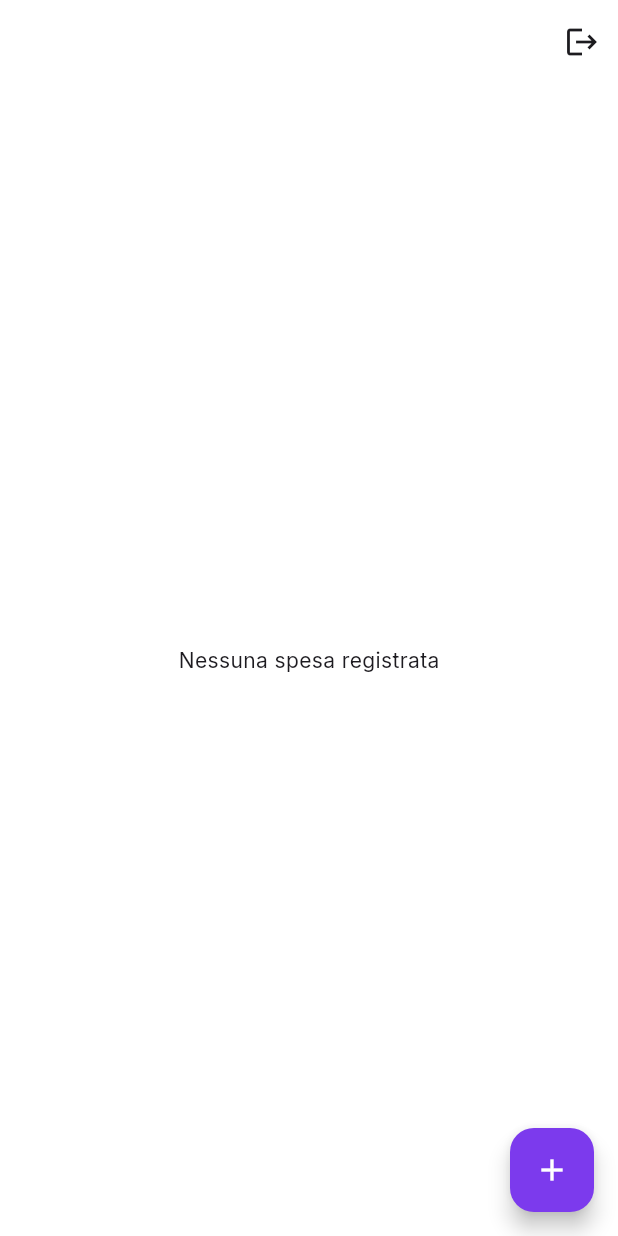
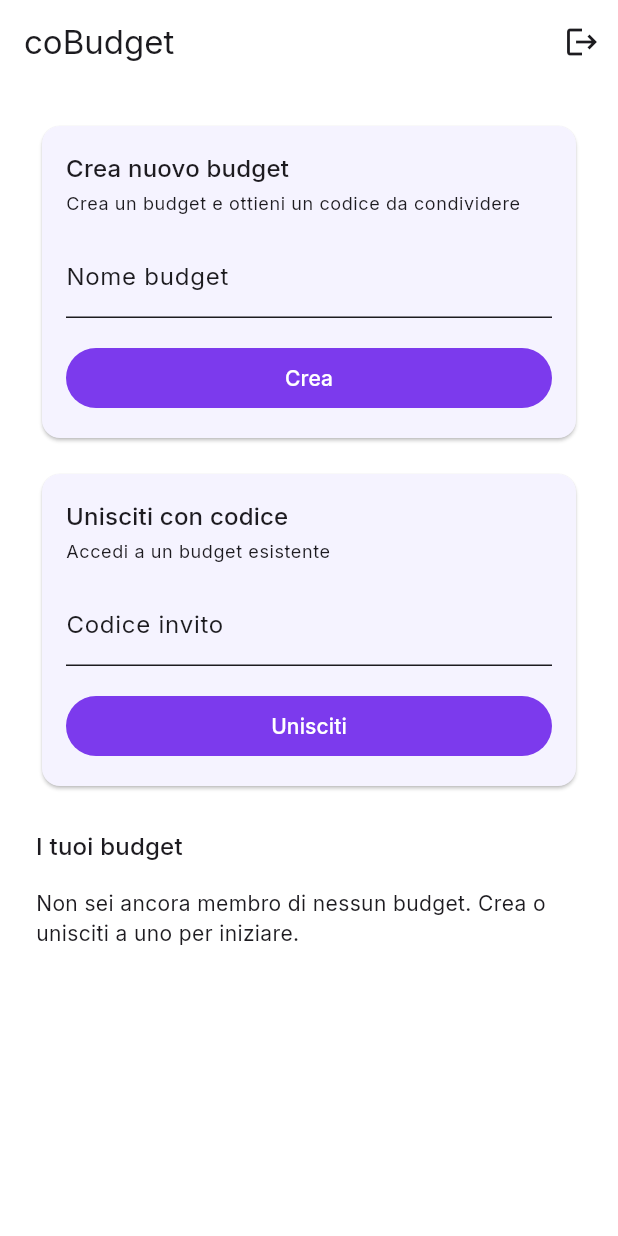
Before and after one commit to zaninip/cobudget, a Flutter app: the screen it shows once a user with an empty profile is signed in, on a phone screen of 412 x 824 dp. Run offline on Flutter 3.47's test engine with Material 3 defaults, Android fonts, the light colour scheme and no system bars; our stand-ins replace flutter_dotenv, flutter_riverpod, go_router, google_fonts, supabase_flutter; accounts and stored records are empty.

Commit message:
Add multi-budget dashboard as landing screen

```diff
--- a/lib/app/router.dart
+++ b/lib/app/router.dart
@@ -4,8 +4,7 @@ import 'package:go_router/go_router.dart';
 import '../core/providers/supabase_provider.dart';
 import '../core/utils/go_router_refresh_stream.dart';
 import '../features/auth/presentation/screens/auth_screen.dart';
-import '../features/budget/data/supabase_budget_repository.dart';
-import '../features/budget/presentation/screens/budget_setup_screen.dart';
+import '../features/budget/presentation/screens/budgets_dashboard_screen.dart';
 import '../features/expenses/presentation/screens/home_screen.dart';
 import '../features/expenses/presentation/screens/manual_expense_screen.dart';
 
@@ -18,26 +17,14 @@ final routerProvider = Provider<GoRouter>((ref) {
   return GoRouter(
     initialLocation: '/',
     refreshListenable: refreshListenable,
-    redirect: (context, state) async {
+    redirect: (context, state) {
       final isLoggedIn = supabase.auth.currentSession != null;
       final isLoggingIn = state.matchedLocation == '/login';
 
       if (!isLoggedIn) {
         return isLoggingIn ? null : '/login';
       }
-
-      // Forza una rilettura del budget: subito dopo un login, lo stream
-      // authStateChanges (da cui dipende currentBudgetProvider) potrebbe
-      // non aver ancora propagato il nuovo stato, restituendo un valore
-      // in cache non aggiornato (es. null da prima del login).
-      final budget = await ref.refresh(currentBudgetProvider.future);
-      final isBudgetSetup = state.matchedLocation == '/budget-setup';
-
-      if (budget == null) {
-        return isBudgetSetup ? null : '/budget-setup';
-      }
-
-      if (isLoggingIn || isBudgetSetup) {
+      if (isLoggingIn) {
         return '/';
       }
       return null;
@@ -46,7 +33,7 @@ final routerProvider = Provider<GoRouter>((ref) {
       GoRoute(
         path: '/',
         name: 'home',
-        builder: (context, state) => const HomeScreen(),
+        builder: (context, state) => const BudgetsDashboardScreen(),
       ),
       GoRoute(
         path: '/login',
@@ -54,14 +41,15 @@ final routerProvider = Provider<GoRouter>((ref) {
         builder: (context, state) => const AuthScreen(),
       ),
       GoRoute(
-        path: '/budget-setup',
-        name: 'budget-setup',
-        builder: (context, state) => const BudgetSetupScreen(),
+        path: '/budget/:budgetId',
+        name: 'budget-home',
+        builder: (context, state) => HomeScreen(budgetId: state.pathParameters['budgetId']!),
       ),
       GoRoute(
-        path: '/expenses/new',
+        path: '/budget/:budgetId/expenses/new',
         name: 'expense-new',
-        builder: (context, state) => const ManualExpenseScreen(),
+        builder: (context, state) =>
+            ManualExpenseScreen(budgetId: state.pathParameters['budgetId']!),
       ),
     ],
   );
--- a/lib/features/budget/data/supabase_budget_repository.dart
+++ b/lib/features/budget/data/supabase_budget_repository.dart
@@ -11,19 +11,25 @@ class SupabaseBudgetRepository implements BudgetRepository {
   final SupabaseClient _client;
 
   @override
-  Future<Budget?> getCurrentBudget() async {
+  Future<List<Budget>> getUserBudgets() async {
     final userId = _client.auth.currentUser?.id;
-    if (userId == null) return null;
+    if (userId == null) return [];
 
-    final membership = await _client
+    final result = await _client
         .from('budget_members')
         .select('budgets(*)')
         .eq('user_id', userId)
-        .limit(1)
-        .maybeSingle();
+        .order('joined_at');
 
-    if (membership == null) return null;
-    return Budget.fromMap(membership['budgets'] as Map<String, dynamic>);
+    return (result as List)
+        .map((e) => Budget.fromMap(e['budgets'] as Map<String, dynamic>))
+        .toList();
+  }
+
+  @override
+  Future<Budget> getBudgetById(String budgetId) async {
+    final result = await _client.from('budgets').select().eq('id', budgetId).single();
+    return Budget.fromMap(result);
   }
 
   @override
@@ -37,15 +43,26 @@ class SupabaseBudgetRepository implements BudgetRepository {
     final result = await _client.rpc('join_budget', params: {'p_invite_code': inviteCode});
     return Budget.fromMap(result as Map<String, dynamic>);
   }
+
+  @override
+  Future<void> leaveBudget(String budgetId) async {
+    final userId = _client.auth.currentUser!.id;
+    await _client.from('budget_members').delete().eq('budget_id', budgetId).eq('user_id', userId);
+  }
 }
 
 final budgetRepositoryProvider = Provider<BudgetRepository>((ref) {
   return SupabaseBudgetRepository(ref.watch(supabaseClientProvider));
 });
 
-/// Il budget dell'utente corrente, o `null` se non ne ha ancora uno.
+/// Tutti i budget di cui l'utente corrente è membro.
 /// Si ricalcola automaticamente ad ogni cambio di stato dell'autenticazione.
-final currentBudgetProvider = FutureProvider<Budget?>((ref) {
+final userBudgetsProvider = FutureProvider<List<Budget>>((ref) {
   ref.watch(authStateChangesProvider);
-  return ref.watch(budgetRepositoryProvider).getCurrentBudget();
+  return ref.watch(budgetRepositoryProvider).getUserBudgets();
 });
+
+/// Il budget con l'id indicato.
+final budgetByIdProvider = FutureProvider.family<Budget, String>((ref, budgetId) {
+  return ref.watch(budgetRepositoryProvider).getBudgetById(budgetId);
+});
--- a/lib/features/budget/domain/budget_repository.dart
+++ b/lib/features/budget/domain/budget_repository.dart
@@ -1,11 +1,17 @@
 import 'budget.dart';
 
-/// Astrazione sulla gestione del budget condiviso (creazione/accesso tramite codice).
+/// Astrazione sulla gestione dei budget condivisi (creazione/accesso tramite codice).
 abstract class BudgetRepository {
-  /// Il budget di cui l'utente corrente è membro, o `null` se non ne ha ancora uno.
-  Future<Budget?> getCurrentBudget();
+  /// Tutti i budget di cui l'utente corrente è membro.
+  Future<List<Budget>> getUserBudgets();
+
+  /// Il budget con l'id indicato (l'utente deve esserne membro).
+  Future<Budget> getBudgetById(String budgetId);
 
   Future<Budget> createBudget(String name);
 
   Future<Budget> joinBudget(String inviteCode);
+
+  /// Rimuove l'utente corrente dai membri del budget.
+  Future<void> leaveBudget(String budgetId);
 }
--- a/lib/features/budget/presentation/controllers/budget_setup_controller.dart
+++ b/lib/features/budget/presentation/controllers/budgets_dashboard_controller.dart
@@ -5,8 +5,8 @@ import 'package:flutter_riverpod/flutter_riverpod.dart';
 import '../../data/supabase_budget_repository.dart';
 import '../../domain/budget.dart';
 
-/// Stato della creazione/accesso al budget (vedi ARCHITECTURE.md - flow 1).
-class BudgetSetupController extends AsyncNotifier<Budget?> {
+/// Stato della creazione/accesso a un budget dalla dashboard (vedi ARCHITECTURE.md - flow 1).
+class BudgetsDashboardController extends AsyncNotifier<Budget?> {
   @override
   FutureOr<Budget?> build() => null;
 
@@ -16,7 +16,7 @@ class BudgetSetupController extends AsyncNotifier<Budget?> {
       () => ref.read(budgetRepositoryProvider).createBudget(name),
     );
     if (!state.hasError) {
-      ref.invalidate(currentBudgetProvider);
+      ref.invalidate(userBudgetsProvider);
     }
   }
 
@@ -26,10 +26,10 @@ class BudgetSetupController extends AsyncNotifier<Budget?> {
       () => ref.read(budgetRepositoryProvider).joinBudget(inviteCode),
     );
     if (!state.hasError) {
-      ref.invalidate(currentBudgetProvider);
+      ref.invalidate(userBudgetsProvider);
     }
   }
 }
 
-final budgetSetupControllerProvider =
-    AsyncNotifierProvider<BudgetSetupController, Budget?>(BudgetSetupController.new);
+final budgetsDashboardControllerProvider =
+    AsyncNotifierProvider<BudgetsDashboardController, Budget?>(BudgetsDashboardController.new);
--- /dev/null
+++ b/lib/features/budget/presentation/screens/budgets_dashboard_screen.dart
@@ -0,0 +1,246 @@
+import 'package:flutter/material.dart';
+import 'package:flutter_riverpod/flutter_riverpod.dart';
+import 'package:go_router/go_router.dart';
+import 'package:supabase_flutter/supabase_flutter.dart';
+
+import '../../../auth/presentation/controllers/auth_controller.dart';
+import '../../data/supabase_budget_repository.dart';
+import '../../domain/budget.dart';
+import '../controllers/budgets_dashboard_controller.dart';
+
+/// Schermata iniziale: crea/unisciti a un budget e accedi a quelli esistenti
+/// (vedi UI_DESIGN.md - sezione 2 e ARCHITECTURE.md - flow 1).
+class BudgetsDashboardScreen extends ConsumerStatefulWidget {
+  const BudgetsDashboardScreen({super.key});
+
+  @override
+  ConsumerState<BudgetsDashboardScreen> createState() => _BudgetsDashboardScreenState();
+}
+
+class _BudgetsDashboardScreenState extends ConsumerState<BudgetsDashboardScreen> {
+  final _createFormKey = GlobalKey<FormState>();
+  final _joinFormKey = GlobalKey<FormState>();
+  final _nameController = TextEditingController();
+  final _inviteCodeController = TextEditingController();
+
+  @override
+  void dispose() {
+    _nameController.dispose();
+    _inviteCodeController.dispose();
+    super.dispose();
+  }
+
+  String _errorMessage(Object error) {
+    if (error is PostgrestException) return error.message;
+    return 'Si è verificato un errore. Riprova.';
+  }
+
+  void _createBudget() {
+    if (!_createFormKey.currentState!.validate()) return;
+    ref
+        .read(budgetsDashboardControllerProvider.notifier)
+        .createBudget(_nameController.text.trim());
+  }
+
+  void _joinBudget() {
+    if (!_joinFormKey.currentState!.validate()) return;
+    ref
+        .read(budgetsDashboardControllerProvider.notifier)
+        .joinBudget(_inviteCodeController.text.trim());
+  }
+
+  Future<void> _leaveBudget(Budget budget) async {
+    final confirmed = await showDialog<bool>(
+      context: context,
+      builder: (context) => AlertDialog(
+        title: const Text('Uscire dal budget?'),
+        content: Text(
+          'Vuoi uscire da "${budget.name}"? Potrai tornare a farne parte con il codice invito.',
+        ),
+        actions: [
+          TextButton(
+            onPressed: () => Navigator.of(context).pop(false),
+            child: const Text('Annulla'),
+          ),
+          FilledButton(
+            onPressed: () => Navigator.of(context).pop(true),
+            style: FilledButton.styleFrom(backgroundColor: Theme.of(context).colorScheme.error),
+            child: const Text('Esci'),
+          ),
+        ],
+      ),
+    );
+    if (confirmed != true) return;
+
+    try {
+      await ref.read(budgetRepositoryProvider).leaveBudget(budget.id);
+      ref.invalidate(userBudgetsProvider);
+    } catch (_) {
+      if (mounted) {
+        ScaffoldMessenger.of(context).showSnackBar(
+          const SnackBar(content: Text('Si è verificato un errore. Riprova.')),
+        );
+      }
+    }
+  }
+
+  @override
+  Widget build(BuildContext context) {
+    final dashboardState = ref.watch(budgetsDashboardControllerProvider);
+    final budgetsAsync = ref.watch(userBudgetsProvider);
+
+    ref.listen<AsyncValue<Budget?>>(budgetsDashboardControllerProvider, (previous, next) {
+      next.whenOrNull(
+        data: (budget) {
+          if (budget != null) {
+            _nameController.clear();
+            _inviteCodeController.clear();
+            context.go('/budget/${budget.id}');
+          }
+        },
+        error: (error, _) {
+          ScaffoldMessenger.of(context)
+              .showSnackBar(SnackBar(content: Text(_errorMessage(error))));
+        },
+      );
+    });
+
+    final isLoading = dashboardState.isLoading;
+
+    return Scaffold(
+      appBar: AppBar(
+        title: const Text('coBudget'),
+        actions: [
+          IconButton(
+            icon: const Icon(Icons.logout),
+            tooltip: 'Esci',
+            onPressed: () => ref.read(authControllerProvider.notifier).signOut(),
+          ),
+        ],
+      ),
+      body: SafeArea(
+        child: Center(
+          child: ConstrainedBox(
+            constraints: const BoxConstraints(maxWidth: 480),
+            child: ListView(
+              padding: const EdgeInsets.all(24),
+              children: [
+                Card(
+                  child: Padding(
+                    padding: const EdgeInsets.all(16),
+                    child: Form(
+                      key: _createFormKey,
+                      child: Column(
+                        crossAxisAlignment: CrossAxisAlignment.stretch,
+                        children: [
+                          Text('Crea nuovo budget', style: Theme.of(context).textTheme.titleMedium),
+                          const SizedBox(height: 4),
+                          Text(
+                            'Crea un budget e ottieni un codice da condividere',
+                            style: Theme.of(context).textTheme.bodySmall,
+                          ),
+                          const SizedBox(height: 12),
+                          TextFormField(
+                            controller: _nameController,
+                            decoration: const InputDecoration(labelText: 'Nome budget'),
+                            validator: (value) {
+                              if (value == null || value.trim().isEmpty) {
+                                return 'Inserisci un nome';
+                              }
+                              return null;
+                            },
+                          ),
+                          const SizedBox(height: 16),
+                          FilledButton(
+                            onPressed: isLoading ? null : _createBudget,
+                            child: const Text('Crea'),
+                          ),
+                        ],
+                      ),
+                    ),
+                  ),
+                ),
+                const SizedBox(height: 16),
+                Card(
+                  child: Padding(
+                    padding: const EdgeInsets.all(16),
+                    child: Form(
+                      key: _joinFormKey,
+                      child: Column(
+                        crossAxisAlignment: CrossAxisAlignment.stretch,
+                        children: [
+                          Text('Unisciti con codice', style: Theme.of(context).textTheme.titleMedium),
+                          const SizedBox(height: 4),
+                          Text(
+                            'Accedi a un budget esistente',
+                            style: Theme.of(context).textTheme.bodySmall,
+                          ),
+                          const SizedBox(height: 12),
+                          TextFormField(
+                            controller: _inviteCodeController,
+                            textCapitalization: TextCapitalization.characters,
+                            decoration: const InputDecoration(labelText: 'Codice invito'),
+                            validator: (value) {
+                              if (value == null || value.trim().isEmpty) {
+                                return 'Inserisci un codice';
+                              }
+                              return null;
+                            },
+                          ),
+                          const SizedBox(height: 16),
+                          FilledButton(
+                            onPressed: isLoading ? null : _joinBudget,
+                            child: const Text('Unisciti'),
+                          ),
+                        ],
+                      ),
+                    ),
+                  ),
+                ),
+                if (isLoading) ...[
+                  const SizedBox(height: 16),
+                  const Center(child: CircularProgressIndicator()),
+                ],
+                const SizedBox(height: 24),
+                Text('I tuoi budget', style: Theme.of(context).textTheme.titleMedium),
+                const SizedBox(height: 8),
+                budgetsAsync.when(
+                  data: (budgets) {
+                    if (budgets.isEmpty) {
+                      return const Padding(
+                        padding: EdgeInsets.symmetric(vertical: 8),
+                        child: Text(
+                          'Non sei ancora membro di nessun budget. Crea o unisciti a uno per iniziare.',
+                        ),
+                      );
+                    }
+                    return Column(
+                      children: [
+                        for (final budget in budgets)
+                          Card(
+                            child: ListTile(
+                              leading: const Icon(Icons.account_balance_wallet_outlined),
+                              title: Text(budget.name),
+                              subtitle: Text('Codice: ${budget.inviteCode}'),
+                              trailing: IconButton(
+                                icon: const Icon(Icons.delete_outline),
+                                tooltip: 'Esci dal budget',
+                                onPressed: () => _leaveBudget(budget),
+                              ),
+                              onTap: () => context.go('/budget/${budget.id}'),
+                            ),
+                          ),
+                      ],
+                    );
+                  },
+                  loading: () => const Center(child: CircularProgressIndicator()),
+                  error: (error, _) => Text('Errore nel caricamento dei budget: $error'),
+                ),
+              ],
+            ),
+          ),
+        ),
+      ),
+    );
+  }
+}
--- a/lib/features/expenses/data/supabase_expense_repository.dart
+++ b/lib/features/expenses/data/supabase_expense_repository.dart
@@ -3,7 +3,6 @@ import 'package:supabase_flutter/supabase_flutter.dart';
 import 'package:uuid/uuid.dart';
 
 import '../../../core/providers/supabase_provider.dart';
-import '../../budget/data/supabase_budget_repository.dart';
 import '../domain/category.dart';
 import '../domain/expense.dart';
 import '../domain/expense_repository.dart';
@@ -160,16 +159,12 @@ final expenseRepositoryProvider = Provider<ExpenseRepository>((ref) {
   return SupabaseExpenseRepository(ref.watch(supabaseClientProvider));
 });
 
-/// Categorie e sottocategorie disponibili per il budget corrente.
-final expenseCategoriesProvider = FutureProvider<List<ExpenseCategory>>((ref) async {
-  final budget = await ref.watch(currentBudgetProvider.future);
-  if (budget == null) return [];
-  return ref.watch(expenseRepositoryProvider).getCategories(budget.id);
-});
+/// Categorie e sottocategorie disponibili per il budget indicato.
+final expenseCategoriesProvider = FutureProvider.family<List<ExpenseCategory>, String>(
+  (ref, budgetId) => ref.watch(expenseRepositoryProvider).getCategories(budgetId),
+);
 
-/// Le spese più recenti del budget corrente.
-final recentExpensesProvider = FutureProvider<List<Expense>>((ref) async {
-  final budget = await ref.watch(currentBudgetProvider.future);
-  if (budget == null) return [];
-  return ref.watch(expenseRepositoryProvider).getRecentExpenses(budget.id);
-});
+/// Le spese del budget indicato, ordinate per data decrescente.
+final recentExpensesProvider = FutureProvider.family<List<Expense>, String>(
+  (ref, budgetId) => ref.watch(expenseRepositoryProvider).getRecentExpenses(budgetId),
+);
--- a/lib/features/expenses/domain/expense.dart
+++ b/lib/features/expenses/domain/expense.dart
@@ -2,6 +2,7 @@
 class Expense {
   const Expense({
     required this.id,
+    required this.budgetId,
     required this.title,
     required this.amount,
     required this.date,
@@ -13,6 +14,7 @@ class Expense {
   factory Expense.fromMap(Map<String, dynamic> map) {
     return Expense(
       id: map['id'] as String,
+      budgetId: map['budget_id'] as String,
       title: map['title'] as String,
       amount: (map['amount'] as num).toDouble(),
       date: DateTime.parse(map['date'] as String),
@@ -23,6 +25,7 @@ class Expense {
   }
 
   final String id;
+  final String budgetId;
   final String title;
   final double amount;
   final DateTime date;
--- a/lib/features/expenses/presentation/screens/home_screen.dart
+++ b/lib/features/expenses/presentation/screens/home_screen.dart
@@ -2,17 +2,18 @@ import 'package:flutter/material.dart';
 import 'package:flutter_riverpod/flutter_riverpod.dart';
 import 'package:go_router/go_router.dart';
 
-import '../../../auth/presentation/controllers/auth_controller.dart';
 import '../../../budget/data/supabase_budget_repository.dart';
 import '../../data/supabase_expense_repository.dart';
 import '../../domain/category.dart';
 import '../utils/category_visuals.dart';
 import '../widgets/expense_detail_dialog.dart';
 
-/// Dashboard principale: budget corrente, ultime spese e accesso al form
-/// di inserimento manuale (vedi UI_DESIGN.md - sezione 3).
+/// Spese del budget selezionato e accesso al form di inserimento manuale
+/// (vedi UI_DESIGN.md - sezione 3).
 class HomeScreen extends ConsumerWidget {
-  const HomeScreen({super.key});
+  const HomeScreen({super.key, required this.budgetId});
+
+  final String budgetId;
 
   String _formatDate(DateTime date) {
     final day = date.day.toString().padLeft(2, '0');
@@ -22,26 +23,24 @@ class HomeScreen extends ConsumerWidget {
 
   @override
   Widget build(BuildContext context, WidgetRef ref) {
-    final budget = ref.watch(currentBudgetProvider);
-    final expensesAsync = ref.watch(recentExpensesProvider);
-    final categoriesAsync = ref.watch(expenseCategoriesProvider);
+    final budget = ref.watch(budgetByIdProvider(budgetId));
+    final expensesAsync = ref.watch(recentExpensesProvider(budgetId));
+    final categoriesAsync = ref.watch(expenseCategoriesProvider(budgetId));
 
     return Scaffold(
       appBar: AppBar(
+        leading: IconButton(
+          icon: const Icon(Icons.arrow_back),
+          tooltip: 'I tuoi budget',
+          onPressed: () => context.go('/'),
+        ),
         title: Text(
           budget.when(
-            data: (value) => value?.name ?? 'coBudget',
+            data: (value) => value.name,
             loading: () => 'coBudget',
             error: (_, _) => 'coBudget',
           ),
         ),
-        actions: [
-          IconButton(
-            icon: const Icon(Icons.logout),
-            tooltip: 'Esci',
-            onPressed: () => ref.read(authControllerProvider.notifier).signOut(),
-          ),
-        ],
       ),
       body: expensesAsync.when(
         data: (expenses) {
@@ -90,7 +89,7 @@ class HomeScreen extends ConsumerWidget {
         error: (error, _) => Center(child: Text('Errore nel caricamento delle spese: $error')),
       ),
       floatingActionButton: FloatingActionButton(
-        onPressed: () => context.push('/expenses/new'),
+        onPressed: () => context.push('/budget/$budgetId/expenses/new'),
         tooltip: 'Nuova spesa',
         child: const Icon(Icons.add),
       ),
--- a/lib/features/expenses/presentation/widgets/delete_expense_dialog.dart
+++ b/lib/features/expenses/presentation/widgets/delete_expense_dialog.dart
@@ -33,7 +33,7 @@ class _DeleteExpenseDialogState extends ConsumerState<DeleteExpenseDialog> {
       } else {
         await repository.deleteExpense(widget.expense.id);
       }
-      ref.invalidate(recentExpensesProvider);
+      ref.invalidate(recentExpensesProvider(widget.expense.budgetId));
       if (mounted) Navigator.of(context).pop();
     } catch (_) {
       setState(() {
--- a/lib/features/expenses/presentation/widgets/edit_expense_dialog.dart
+++ b/lib/features/expenses/presentation/widgets/edit_expense_dialog.dart
@@ -70,7 +70,7 @@ class _EditExpenseDialogState extends ConsumerState<EditExpenseDialog> {
             title: _titleController.text.trim(),
             amount: _parseAmount(_amountController.text)!,
           );
-      ref.invalidate(recentExpensesProvider);
+      ref.invalidate(recentExpensesProvider(widget.expense.budgetId));
       if (mounted) Navigator.of(context).pop();
     } catch (_) {
       setState(() {
--- a/lib/features/expenses/presentation/widgets/new_subcategory_dialog.dart
+++ b/lib/features/expenses/presentation/widgets/new_subcategory_dialog.dart
@@ -6,8 +6,9 @@ import '../../data/supabase_expense_repository.dart';
 /// Dialog per la creazione di una nuova sottocategoria sotto [categoryId],
 /// vedi ARCHITECTURE.md - flow 4.
 class NewSubcategoryDialog extends ConsumerStatefulWidget {
-  const NewSubcategoryDialog({super.key, required this.categoryId});
+  const NewSubcategoryDialog({super.key, required this.budgetId, required this.categoryId});
 
+  final String budgetId;
   final String categoryId;
 
   @override
@@ -40,7 +41,7 @@ class _NewSubcategoryDialogState extends ConsumerState<NewSubcategoryDialog> {
             categoryId: widget.categoryId,
             name: _nameController.text.trim(),
           );
-      final _ = await ref.refresh(expenseCategoriesProvider.future);
+      final _ = await ref.refresh(expenseCategoriesProvider(widget.budgetId).future);
       if (mounted) Navigator.of(context).pop(subcategory);
     } catch (_) {
       setState(() {
```
Also changed, not shown: lib/features/budget/presentation/screens/budget_setup_screen.dart (deleted, +0 -159 lines), lib/features/expenses/presentation/controllers/manual_expense_controller.dart (+6 -7 lines), lib/features/expenses/presentation/screens/manual_expense_screen.dart (+8 -4 lines), lib/features/expenses/presentation/widgets/new_category_dialog.dart (+5 -5 lines), 1 other file.
